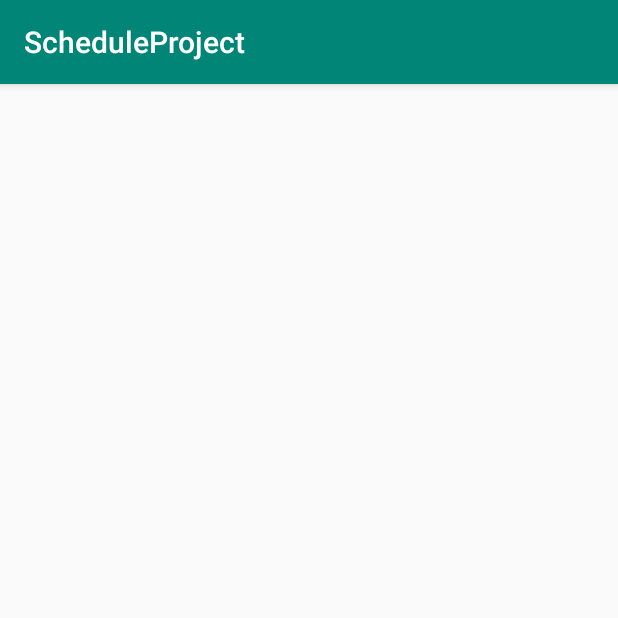
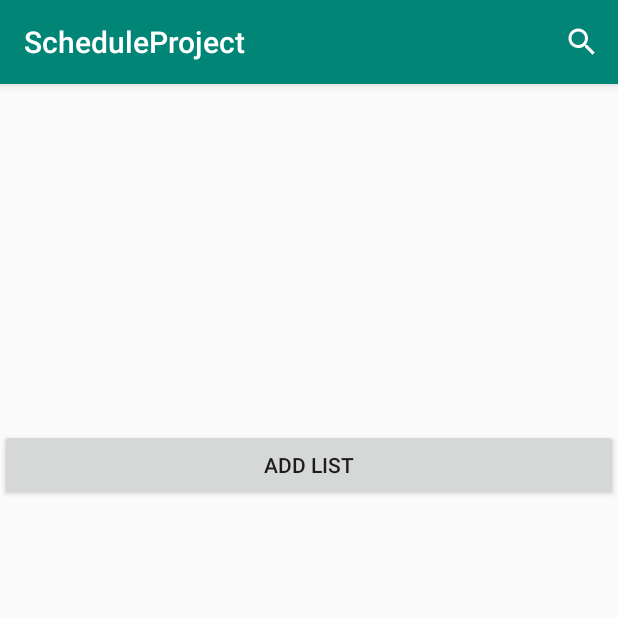
Before and after one commit to khanhntn13it/prm_schedule_project, an Android app: the screen it shows after launch (MainActivity), on a phone screen of 412 x 824 dp, the top half of it. Run offline under Robolectric (Android 15) with nearby library versions, the phone set to English and light mode, and no system bars.

Commit message:
create search view and add adapter

```diff
--- a/ScheduleProject/app/src/main/java/ntnk/sample/scheduleproject/MainActivity.java
+++ b/ScheduleProject/app/src/main/java/ntnk/sample/scheduleproject/MainActivity.java
@@ -1,14 +1,39 @@
 package ntnk.sample.scheduleproject;
+
+import android.os.Bundle;
+import android.view.Menu;
+import android.view.MenuItem;
+import android.widget.SearchView;
 
 import androidx.appcompat.app.AppCompatActivity;
 
-import android.os.Bundle;
-
 public class MainActivity extends AppCompatActivity {
-
+    TaskAdapter taskAdapter;
     @Override
     protected void onCreate(Bundle savedInstanceState) {
         super.onCreate(savedInstanceState);
         setContentView(R.layout.activity_main);
+        //taskAdapter = new TaskAdapter(this, )
+    }
+
+    @Override
+    public boolean onCreateOptionsMenu(Menu menu) {
+        getMenuInflater().inflate(R.menu.search_menu,menu);
+        MenuItem menuItem = menu.findItem(R.id.search_icon);
+        SearchView searchView = (SearchView) menuItem.getActionView();
+        searchView.setQueryHint("Search task here");
+        searchView.setOnQueryTextListener(new SearchView.OnQueryTextListener() {
+            @Override
+            public boolean onQueryTextSubmit(String query) {
+                return false;
+            }
+
+            @Override
+            public boolean onQueryTextChange(String newText) {
+                taskAdapter.getFilter().filter(newText);
+                return false;
+            }
+        });
+        return super.onCreateOptionsMenu(menu);
     }
 }
--- /dev/null
+++ b/ScheduleProject/app/src/main/java/ntnk/sample/scheduleproject/PagerAdapter.java
@@ -0,0 +1,4 @@
+package ntnk.sample.scheduleproject;
+
+public class PagerAdapter {
+}
--- /dev/null
+++ b/ScheduleProject/app/src/main/res/drawable/ic_search_black_24dp.xml
@@ -0,0 +1,5 @@
+<vector android:height="24dp" android:tint="#FEFEFE"
+    android:viewportHeight="24.0" android:viewportWidth="24.0"
+    android:width="24dp" xmlns:android="http://schemas.android.com/apk/res/android">
+    <path android:fillColor="#FF000000" android:pathData="M15.5,14h-0.79l-0.28,-0.27C15.41,12.59 16,11.11 16,9.5 16,5.91 13.09,3 9.5,3S3,5.91 3,9.5 5.91,16 9.5,16c1.61,0 3.09,-0.59 4.23,-1.57l0.27,0.28v0.79l5,4.99L20.49,19l-4.99,-5zM9.5,14C7.01,14 5,11.99 5,9.5S7.01,5 9.5,5 14,7.01 14,9.5 11.99,14 9.5,14z"/>
+</vector>
--- a/ScheduleProject/app/src/main/res/layout/activity_main.xml
+++ b/ScheduleProject/app/src/main/res/layout/activity_main.xml
@@ -1,21 +1,27 @@
 <?xml version="1.0" encoding="utf-8"?>
-<androidx.coordinatorlayout.widget.CoordinatorLayout xmlns:android="http://schemas.android.com/apk/res/android"
-    xmlns:app="http://schemas.android.com/apk/res-auto"
+<LinearLayout xmlns:android="http://schemas.android.com/apk/res/android"
     xmlns:tools="http://schemas.android.com/tools"
+    android:orientation="vertical"
     android:layout_width="match_parent"
     android:layout_height="match_parent"
     tools:context=".MainActivity">
 
     <androidx.viewpager.widget.ViewPager
-        android:foregroundGravity="center"
         android:id="@+id/viewPager"
-        android:layout_centerInParent = "true"
         android:layout_width="match_parent"
-        android:layout_height="wrap_content"
+        android:layout_height="230dp"
         android:layout_gravity="bottom"
         android:clipToPadding="false"
         android:overScrollMode="never"
-        android:paddingBottom="30dp"
-        android:paddingEnd="@dimen/card_padding"/>
-
-</androidx.coordinatorlayout.widget.CoordinatorLayout>
+        android:paddingBottom="10dp"
+        android:paddingEnd="@dimen/card_padding"
+        android:paddingLeft="@dimen/card_padding"
+        android:paddingRight="@dimen/card_padding"
+        android:paddingStart="@dimen/card_padding" />
+    <Button
+        android:id="@+id/AddlistButton"
+        android:layout_width="match_parent"
+        android:layout_height="wrap_content"
+        android:text="@string/add_list_name"
+        />
+</LinearLayout>
--- a/ScheduleProject/app/src/main/res/layout/card_item.xml
+++ b/ScheduleProject/app/src/main/res/layout/card_item.xml
@@ -1,7 +1,7 @@
 <?xml version="1.0" encoding="utf-8"?>
 <androidx.cardview.widget.CardView xmlns:android="http://schemas.android.com/apk/res/android"
-    xmlns:app="http://schemas.android.com/apk/res-auto"
-    app:cardCornerRadius="10dp"
+    xmlns:card_view="http://schemas.android.com/tools"
+    card_view:cardCornerRadius="10dp"
     android:layout_width="match_parent"
     android:layout_height="match_parent">
     <TextView
--- /dev/null
+++ b/ScheduleProject/app/src/main/res/menu/search_menu.xml
@@ -0,0 +1,9 @@
+<?xml version="1.0" encoding="utf-8"?>
+<menu xmlns:android="http://schemas.android.com/apk/res/android"
+    xmlns:app="http://schemas.android.com/apk/res-auto">
+<item android:id="@+id/search_icon"
+    android:title="@string/search_name"
+    android:icon="@drawable/ic_search_black_24dp"
+    app:showAsAction="ifRoom|collapseActionView"
+    app:actionViewClass="android.widget.SearchView"/>
+</menu>
--- a/ScheduleProject/app/src/main/res/values/strings.xml
+++ b/ScheduleProject/app/src/main/res/values/strings.xml
@@ -1,4 +1,6 @@
 <resources>
     <string name="app_name">ScheduleProject</string>
     <string name="add_card_name">+ Add a card</string>
+    <string name="search_name">Search</string>
+    <string name="add_list_name">Add list</string>
 </resources>
```
Also changed, not shown: ScheduleProject/app/src/main/java/ntnk/sample/scheduleproject/TaskAdapter.java (added, +19 -0 lines), ScheduleProject/app/src/main/java/ntnk/sample/scheduleproject/TaskGroup.java (added, +31 -0 lines), ScheduleProject/app/src/main/res/layout/list_card_item.xml (+4 -4 lines).
